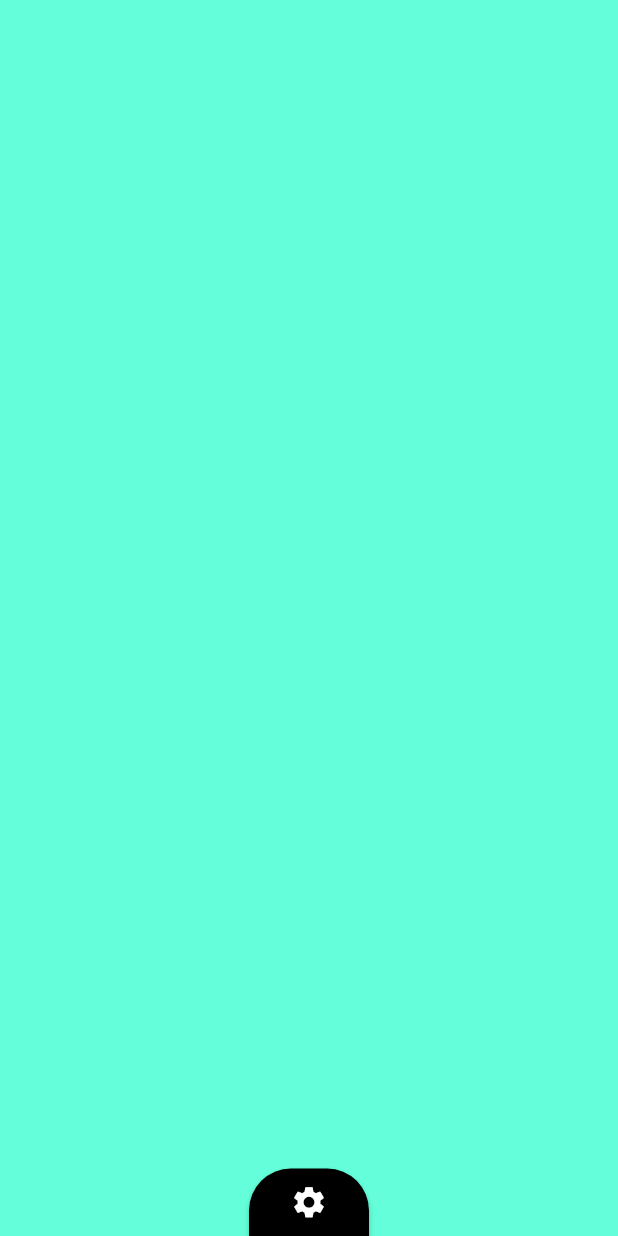
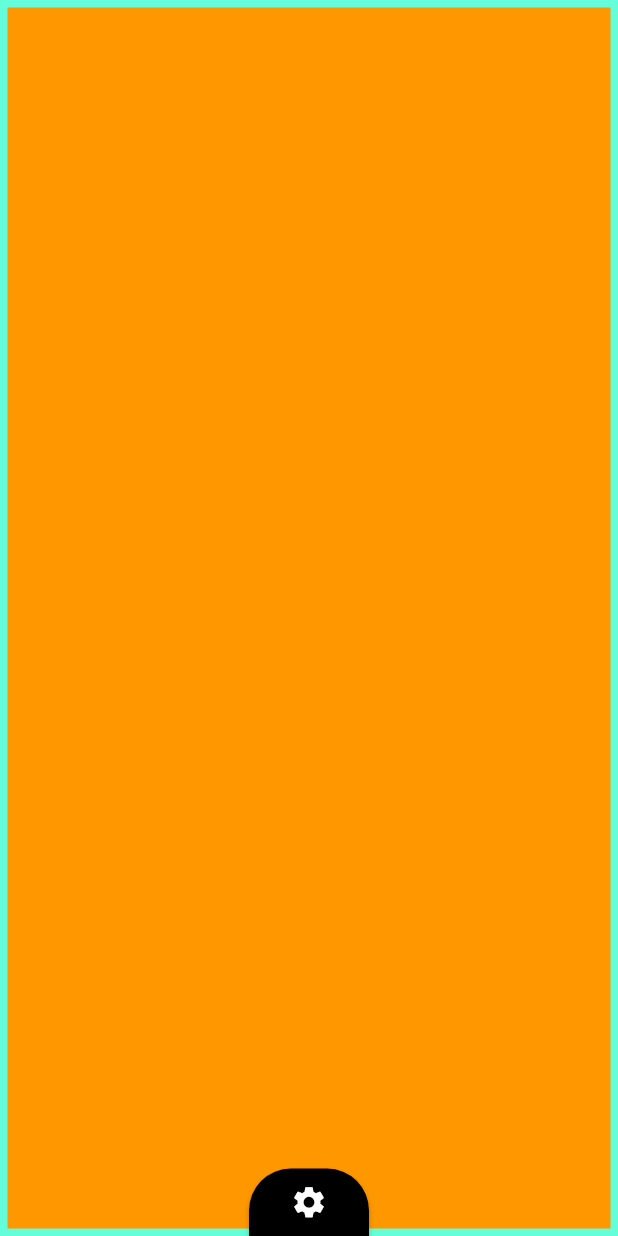
Before and after one commit to jemmec/lifeforce, a Flutter app: the screen it shows after launch, on a phone screen of 412 x 824 dp. Run offline on Flutter 3.47's test engine with Material 2 defaults, Android fonts, the phone set to English and light mode, and no system bars.

Commit message:
Added skeleton for the grid and lifeboxes

```diff
--- /dev/null
+++ b/lib/dynamic_grid.dart
@@ -0,0 +1,33 @@
+import 'package:flutter/material.dart';
+
+import 'lifebox.dart';
+
+class DynamicGrid extends StatefulWidget {
+  DynamicGrid({Key key, this.tuples}) : super(key: key);
+
+  final int tuples;
+
+  @override
+  _DynamicGridState createState() => _DynamicGridState();
+}
+
+class _DynamicGridState extends State<DynamicGrid> {
+  var _lifeBoxes = <Widget>[];
+
+  @override
+  Widget build(BuildContext context) {
+    //Build the lifeBoxes
+    for (int i = 0; i < widget.tuples; i++) {
+      this._lifeBoxes.add(LifeBox(
+            index: i,
+          ));
+    }
+
+    return Expanded(
+      child: (Container(
+        margin: EdgeInsets.all(5.0),
+        color: Colors.orange,
+      )),
+    );
+  }
+}
--- a/lib/main.dart
+++ b/lib/main.dart
@@ -1,4 +1,8 @@
 import 'package:flutter/material.dart';
+import 'package:lifeforce/dynamic_grid.dart';
+
+const _darkGrey = Color.fromRGBO(68, 68, 68, 1.0);
+const _midGrey = Color.fromRGBO(112, 112, 112, 1.0);
 
 void main() {
   runApp(MyApp());
@@ -28,9 +32,6 @@ class MyHomePage extends StatefulWidget {
 }
 
 class _MyHomePageState extends State<MyHomePage> {
-  var _darkGrey = Color.fromRGBO(68, 68, 68, 1.0);
-  var _midGrey = Color.fromRGBO(112, 112, 112, 1.0);
-
   @override
   Widget build(BuildContext context) {
     return Scaffold(
@@ -45,6 +46,9 @@ class _MyHomePageState extends State<MyHomePage> {
                   child: Container(
                     color: Colors.tealAccent,
                     height: 56,
+                    child: DynamicGrid(
+                      tuples: 4,
+                    ),
                   ),
                 ),
               ],
```
Also changed, not shown: lib/lifebox.dart (added, +22 -0 lines).
